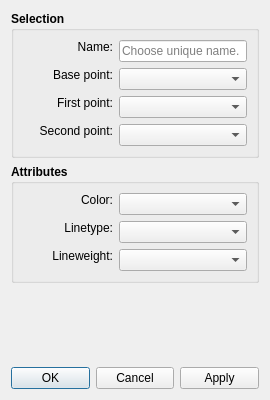
Old version of the form src/libs/vtools/dialogs/tools/dialogheight.ui in the repository FashionFreedom/Seamly2D.
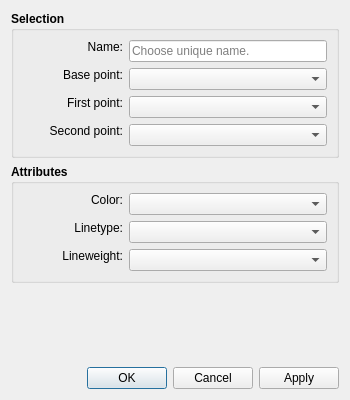
New version of the form. Icons and pictures are not drawn. Custom widgets are drawn as their Qt base class.

The edit to the form file:
```diff
--- a/src/libs/vtools/dialogs/tools/dialogheight.ui
+++ b/src/libs/vtools/dialogs/tools/dialogheight.ui
@@ -6,7 +6,7 @@
    <rect>
     <x>0</x>
     <y>0</y>
-    <width>270</width>
+    <width>350</width>
     <height>400</height>
    </rect>
   </property>
@@ -54,7 +54,7 @@
           </property>
           <property name="minimumSize">
            <size>
-            <width>90</width>
+            <width>100</width>
             <height>0</height>
            </size>
           </property>
@@ -104,7 +104,7 @@
           </property>
           <property name="minimumSize">
            <size>
-            <width>90</width>
+            <width>100</width>
             <height>0</height>
            </size>
           </property>
@@ -148,7 +148,7 @@
           </property>
           <property name="minimumSize">
            <size>
-            <width>90</width>
+            <width>100</width>
             <height>0</height>
            </size>
           </property>
@@ -192,7 +192,7 @@
           </property>
           <property name="minimumSize">
            <size>
-            <width>90</width>
+            <width>100</width>
             <height>0</height>
            </size>
           </property>
@@ -264,7 +264,7 @@
           </property>
           <property name="minimumSize">
            <size>
-            <width>90</width>
+            <width>100</width>
             <height>0</height>
            </size>
           </property>
@@ -326,7 +326,7 @@
           </property>
           <property name="minimumSize">
            <size>
-            <width>90</width>
+            <width>100</width>
             <height>0</height>
            </size>
           </property>
@@ -382,7 +382,7 @@
           </property>
           <property name="minimumSize">
            <size>
-            <width>90</width>
+            <width>100</width>
             <height>0</height>
            </size>
           </property>
```
